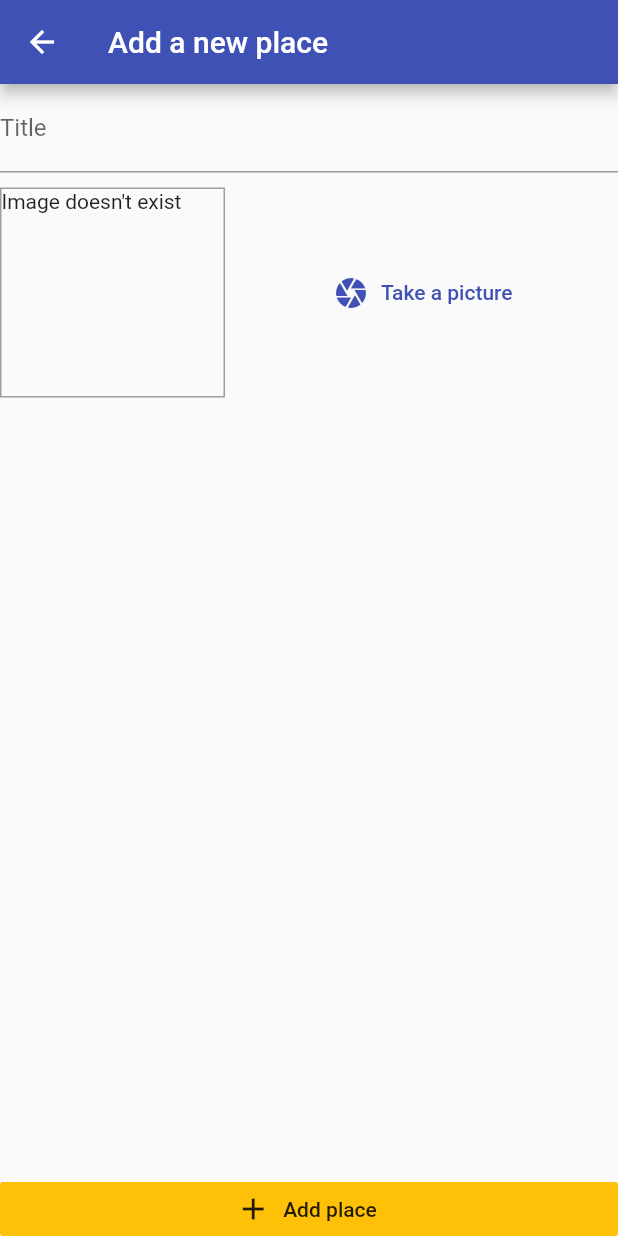
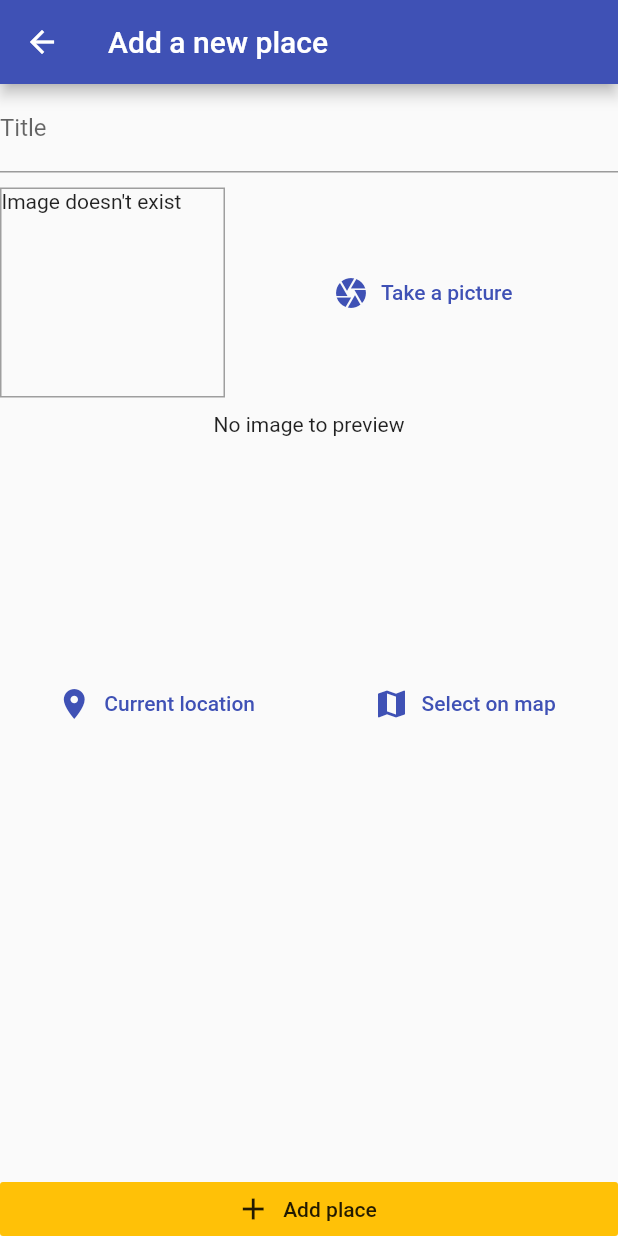
Before and after one commit to MAbass/great_place, a Flutter app: the screen it shows after launch, after a tap on the "add" icon, on a phone screen of 412 x 824 dp. Run offline on Flutter 3.47's test engine with Material 2 defaults, Android fonts, the phone set to English and light mode, and no system bars; our stand-ins replace image_picker, location, sqflite; accounts and stored records are empty.

Commit message:
last change

```diff
--- /dev/null
+++ b/lib/helpers/DBHelper.dart
@@ -0,0 +1,26 @@
+import 'package:sqflite/sqflite.dart';
+import 'package:path/path.dart' as path;
+
+class DBHelper {
+  static Future<Database> database() async {
+    final dbPath = await getDatabasesPath();
+    final dbPathJoin = path.join(dbPath, "places.db");
+    print("Dbpath: $dbPathJoin");
+    return await openDatabase(dbPathJoin, onCreate: (db, version) async {
+      print('Printing db:$db');
+      await db.execute(
+          "create table user_places(id TEXT PRIMARY KEY, title TEXT, image TEXT);");
+    }, version: 1);
+  }
+
+  static Future<void> insert(String table, Map<String, Object> data) async {
+    final database = await DBHelper.database();
+    database.insert(table, data, conflictAlgorithm: ConflictAlgorithm.replace);
+  }
+
+  static Future<List<Map<String, dynamic>>> getData(String table) async {
+    final database = await DBHelper.database();
+    // print("Database:$database");
+    return database.query(table);
+  }
+}
--- a/lib/main.dart
+++ b/lib/main.dart
@@ -1,6 +1,7 @@
 import 'package:flutter/material.dart';
 import 'package:great_place/providers/GreatPlaces.dart';
 import 'package:great_place/screens/AddPlace.dart';
+import 'package:great_place/screens/DetailPlace.dart';
 import 'package:great_place/screens/HomePage.dart';
 import 'package:provider/provider.dart';
 
@@ -27,6 +28,7 @@ class MyApp extends StatelessWidget {
         home: ListPlaces(),
         routes: {
           AddPlaceScreen.routeName: (_) => AddPlaceScreen(),
+          PlaceDetail.routeName: (_) => PlaceDetail(),
         },
       ),
     );
--- a/lib/models/Place.dart
+++ b/lib/models/Place.dart
@@ -17,4 +17,28 @@ class Place {
   File _image;
 
   Place(this._id, this._title, this._location, this._image);
+
+  File get image => _image;
+
+  set image(File value) {
+    _image = value;
+  }
+
+  PlaceLocation get location => _location;
+
+  set location(PlaceLocation value) {
+    _location = value;
+  }
+
+  String get title => _title;
+
+  set title(String value) {
+    _title = value;
+  }
+
+  String get id => _id;
+
+  set id(String value) {
+    _id = value;
+  }
 }
--- a/lib/providers/GreatPlaces.dart
+++ b/lib/providers/GreatPlaces.dart
@@ -1,4 +1,7 @@
+import 'dart:io';
+
 import 'package:flutter/material.dart';
+import 'package:great_place/helpers/DBHelper.dart';
 import 'package:great_place/models/Place.dart';
 
 class GreatPlaces with ChangeNotifier {
@@ -8,4 +11,24 @@ class GreatPlaces with ChangeNotifier {
     return _items;
   }
 
+  void addPlace(String title, File pickedImage) {
+    final newPlace = Place(DateTime.now().toString(), title, null, pickedImage);
+    _items.add(newPlace);
+    notifyListeners();
+    DBHelper.insert("user_places", {
+      'id': newPlace.id,
+      'title': newPlace.title,
+      'image': newPlace.image.path
+    });
+  }
+
+  Future<void> fetchAndSetPlaces() async {
+    final dataList = await DBHelper.getData("user_places");
+    _items = dataList
+        .map((item) =>
+            Place(item['id'], item['title'], null, File(item['image'])))
+        .toList();
+    print('Data list: ${dataList}');
+    notifyListeners();
+  }
 }
--- a/lib/screens/AddPlace.dart
+++ b/lib/screens/AddPlace.dart
@@ -1,5 +1,10 @@
+import 'dart:io';
+
 import 'package:flutter/material.dart';
+import 'package:great_place/providers/GreatPlaces.dart';
 import 'package:great_place/widgets/ImageInput.dart';
+import 'package:great_place/widgets/LocationInput.dart';
+import 'package:provider/provider.dart';
 
 class AddPlaceScreen extends StatefulWidget {
   static final routeName = '/add-place';
@@ -10,6 +15,24 @@ class AddPlaceScreen extends StatefulWidget {
 
 class _AddPlaceScreenState extends State<AddPlaceScreen> {
   final _titleController = TextEditingController();
+  File _pickedImage;
+
+  void _selectImage(File pickedImage) {
+    print("An image was selected");
+    _pickedImage = pickedImage;
+  }
+
+  void _savePlace() {
+    print("Title: ${_titleController.text}");
+    print("File to save: ${_pickedImage}");
+    if (_titleController.text.isEmpty || _pickedImage == null) {
+      return;
+    }
+    Provider.of<GreatPlaces>(context, listen: false)
+        .addPlace(_titleController.text, _pickedImage);
+    Navigator.pop(context);
+  }
+
   @override
   Widget build(BuildContext context) {
     return Scaffold(
@@ -28,18 +51,23 @@ class _AddPlaceScreenState extends State<AddPlaceScreen> {
                   decoration: InputDecoration(labelText: "Title"),
                   controller: _titleController,
                 ),
-                SizedBox(height: 10,),
+                SizedBox(
+                  height: 10,
+                ),
                 Container(
-                  child: ImageInput(),
+                  child: ImageInput(_selectImage),
                 ),
-
+                SizedBox(
+                  height: 10,
+                ),
+                LocationInput(),
               ],
             ),
           ),
           RaisedButton.icon(
             icon: Icon(Icons.add),
             label: Text("Add place"),
-            onPressed: () {},
+            onPressed: _savePlace,
             elevation: 0,
             materialTapTargetSize: MaterialTapTargetSize.shrinkWrap,
             color: Theme.of(context).accentColor,
--- a/lib/screens/HomePage.dart
+++ b/lib/screens/HomePage.dart
@@ -1,9 +1,20 @@
 import 'package:flutter/material.dart';
+import 'package:great_place/providers/GreatPlaces.dart';
 import 'package:great_place/screens/AddPlace.dart';
+import 'package:great_place/screens/DetailPlace.dart';
+import 'package:provider/provider.dart';
 
 class ListPlaces extends StatelessWidget {
   @override
   Widget build(BuildContext context) {
+    Future _fetchAllPlaces;
+    Future setPlaces() {
+      _fetchAllPlaces =
+          Provider.of<GreatPlaces>(context, listen: false).fetchAndSetPlaces();
+      print('Set the future builder for fetching all places!!');
+      return _fetchAllPlaces;
+    }
+
     return Scaffold(
       appBar: AppBar(
         title: Text("Places"),
@@ -16,7 +27,46 @@ class ListPlaces extends StatelessWidget {
           )
         ],
       ),
-      body: Center(),
+      body: FutureBuilder(
+          future: setPlaces(),
+          builder: (ctx, snapshot) {
+            if (snapshot.error != null) {
+              return Center(
+                child: Text("An error is occured"),
+              );
+            }
+            if (snapshot.connectionState == ConnectionState.waiting) {
+              return Center(
+                child: CircularProgressIndicator(),
+              );
+            } else {
+              return Consumer<GreatPlaces>(
+                builder: (ctx, greatPlaces, child) {
+                  if (greatPlaces.items.length <= 0) {
+                    return child;
+                  }
+                  return ListView.builder(
+                      itemCount: greatPlaces.items.length,
+                      itemBuilder: (ctx, index) {
+                        return ListTile(
+                          leading: CircleAvatar(
+                            backgroundImage:
+                            FileImage(greatPlaces.items[index].image),
+                          ),
+                          title: Text(greatPlaces.items[index].title),
+                          onTap: () {
+                            // go to the detail
+                            Navigator.pushNamed(context, PlaceDetail.routeName);
+                          },
+                        );
+                      });
+                },
+                child: Center(
+                  child: Text("Got not places yey"),
+                ),
+              );
+            }
+          }),
     );
   }
 }
--- /dev/null
+++ b/lib/widgets/LocationInput.dart
@@ -0,0 +1,50 @@
+import 'package:flutter/material.dart';
+import 'package:location/location.dart';
+
+class LocationInput extends StatelessWidget {
+  @override
+  Widget build(BuildContext context) {
+    String _previewImageUrl;
+    Future<void> getUserLocation() async {
+      final location = await Location().getLocation();
+      print("Latitude: ${location.latitude}");
+      print("Longitude: ${location.longitude}");
+    }
+
+    return Column(
+      children: [
+        Container(
+          height: 170,
+          width: double.infinity,
+          child: _previewImageUrl == null
+              ? Text(
+                  "No image to preview",
+                  textAlign: TextAlign.center,
+                )
+              : Image.network(
+                  _previewImageUrl,
+                  fit: BoxFit.cover,
+                  width: double.infinity,
+                ),
+        ),
+        Row(
+          mainAxisAlignment: MainAxisAlignment.spaceAround,
+          children: [
+            FlatButton.icon(
+              onPressed: getUserLocation,
+              icon: Icon(Icons.location_on),
+              label: Text("Current location"),
+              textColor: Theme.of(context).primaryColor,
+            ),
+            FlatButton.icon(
+              onPressed: () {},
+              icon: Icon(Icons.map),
+              label: Text("Select on map"),
+              textColor: Theme.of(context).primaryColor,
+            ),
+          ],
+        )
+      ],
+    );
+  }
+}
--- a/pubspec.yaml
+++ b/pubspec.yaml
@@ -38,6 +38,8 @@ dependencies:
   image_picker: ^0.8.4+4
   path: ^1.8.0
   path_provider: ^2.0.6
+  sqflite: ^2.0.0+4
+  location: ^4.2.0
 dev_dependencies:
   flutter_test:
     sdk: flutter
```
Also changed, not shown: lib/screens/DetailPlace.dart (+17 -0 lines), lib/widgets/ImageInput.dart (+15 -4 lines), pubspec.lock, 1 other file.
